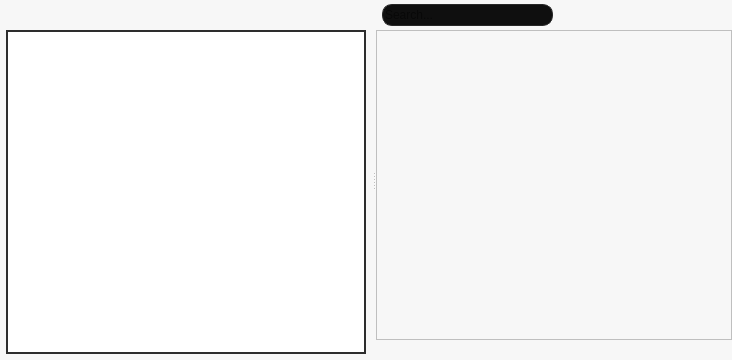
The window that Editor/Source/CrystalEditor/Private/Editor/CrystalEditor/AssetsView/AssetsView.ui (neelmewada/CrystalEngine) describes before a commit, drawn with Qt 5.
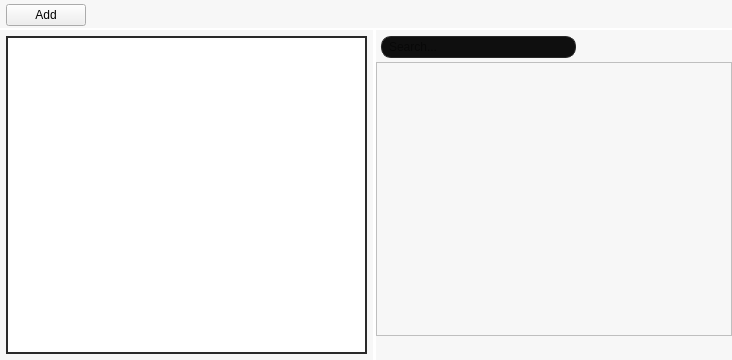
The same window after the commit.

The edit to the form file:
```diff
--- a/Editor/Source/CrystalEditor/Private/Editor/CrystalEditor/AssetsView/AssetsView.ui
+++ b/Editor/Source/CrystalEditor/Private/Editor/CrystalEditor/AssetsView/AssetsView.ui
@@ -29,16 +29,102 @@
    <property name="bottomMargin">
     <number>0</number>
    </property>
+   <item>
+    <widget class="QWidget" name="topBar" native="true">
+     <property name="sizePolicy">
+      <sizepolicy hsizetype="Preferred" vsizetype="Fixed">
+       <horstretch>0</horstretch>
+       <verstretch>0</verstretch>
+      </sizepolicy>
+     </property>
+     <property name="minimumSize">
+      <size>
+       <width>0</width>
+       <height>30</height>
+      </size>
+     </property>
+     <property name="styleSheet">
+      <string notr="true">#topBar {
+	background-color: palette(alternate-base);
+	border-bottom-width: 2px;
+	border-bottom-style: solid;
+	border-bottom-color: palette(base);
+}</string>
+     </property>
+     <layout class="QHBoxLayout" name="horizontalLayout_2">
+      <property name="leftMargin">
+       <number>6</number>
+      </property>
+      <property name="topMargin">
+       <number>3</number>
+      </property>
+      <property name="bottomMargin">
+       <number>3</number>
+      </property>
+      <item>
+       <widget class="QPushButton" name="addButton">
+        <property name="enabled">
+         <bool>true</bool>
+        </property>
+        <property name="sizePolicy">
+         <sizepolicy hsizetype="Minimum" vsizetype="Fixed">
+          <horstretch>0</horstretch>
+          <verstretch>0</verstretch>
+         </sizepolicy>
+        </property>
+        <property name="minimumSize">
+         <size>
+          <width>0</width>
+          <height>20</height>
+         </size>
+        </property>
+        <property name="baseSize">
+         <size>
+          <width>0</width>
+          <height>0</height>
+         </size>
+        </property>
+        <property name="styleSheet">
+         <string notr="true"/>
+        </property>
+        <property name="text">
+         <string>Add</string>
+        </property>
+       </widget>
+      </item>
+      <item>
+       <spacer name="horizontalSpacer">
+        <property name="orientation">
+         <enum>Qt::Horizontal</enum>
+        </property>
+        <property name="sizeHint" stdset="0">
+         <size>
+          <width>40</width>
+          <height>20</height>
+         </size>
+        </property>
+       </spacer>
+      </item>
+     </layout>
+    </widget>
+   </item>
    <item>
     <widget class="QSplitter" name="splitter">
      <property name="styleSheet">
-      <string notr="true">#splitter {
-	background: palette(alternate-base);
-}</string>
+      <string notr="true">QSplitter::handle {
+	background-color: palette(base);
+}
+#splitter {
+	background-color: palette(alternate-base);
+}
+</string>
      </property>
      <property name="orientation">
       <enum>Qt::Horizontal</enum>
      </property>
+     <property name="handleWidth">
+      <number>3</number>
+     </property>
      <widget class="QWidget" name="verticalLayoutWidget">
       <layout class="QVBoxLayout" name="leftLayout">
        <property name="spacing">
@@ -48,7 +134,7 @@
         <number>6</number>
        </property>
        <property name="topMargin">
-        <number>30</number>
+        <number>6</number>
        </property>
        <property name="rightMargin">
         <number>6</number>
@@ -66,7 +152,7 @@
          <property name="styleSheet">
           <string notr="true">QTreeView {
 	background: palette(base);
-	border: 2px solid rgb(45, 45, 45);
+	border: 2px solid rgb(42, 42, 42);
 }</string>
          </property>
          <property name="frameShape">
@@ -85,33 +171,16 @@
      <widget class="QWidget" name="verticalLayoutWidget_2">
       <layout class="QVBoxLayout" name="rightLayout">
        <property name="spacing">
-        <number>0</number>
+        <number>4</number>
        </property>
-       <property name="rightMargin">
-        <number>0</number>
-       </property>
-       <item>
-        <widget class="QWidget" name="rightTopBar" native="true">
-         <property name="minimumSize">
-          <size>
-           <width>0</width>
-           <height>30</height>
-          </size>
-         </property>
-         <property name="styleSheet">
-          <string notr="true">#rightTopBar {
-	background-color: palette(alternate-base);
-}</string>
-         </property>
-         <layout class="QHBoxLayout" name="horizontalLayout_2">
           <property name="leftMargin">
-           <number>6</number>
+        <number>0</number>
           </property>
           <property name="topMargin">
-           <number>3</number>
-          </property>
-          <property name="bottomMargin">
-           <number>3</number>
+        <number>6</number>
+       </property>
+       <property name="rightMargin">
+        <number>0</number>
           </property>
           <item>
            <widget class="QLineEdit" name="rightSearchInput">
@@ -132,6 +201,8 @@
 	background: rgb(15, 15, 15);
 	border-radius: 10px;
 	border: 1px solid rgb(40, 40, 40);
+	margin: 0px 0px 0px 5px;
+	padding-left: 5px;
 }</string>
             </property>
             <property name="cursorPosition">
@@ -146,22 +217,6 @@
            </widget>
           </item>
           <item>
-           <spacer name="horizontalSpacer">
-            <property name="orientation">
-             <enum>Qt::Horizontal</enum>
-            </property>
-            <property name="sizeHint" stdset="0">
-             <size>
-              <width>40</width>
-              <height>20</height>
-             </size>
-            </property>
-           </spacer>
-          </item>
-         </layout>
-        </widget>
-       </item>
-       <item>
         <widget class="QTableView" name="assetsContentView">
          <property name="contextMenuPolicy">
           <enum>Qt::CustomContextMenu</enum>
@@ -169,6 +224,7 @@
          <property name="styleSheet">
           <string notr="true">#assetsContentView {
 	background-color: palette(alternate-base);
+	padding: 5px;
 }</string>
          </property>
          <property name="dragEnabled">
```
Lines whose indentation alone changed are shown as unchanged.
